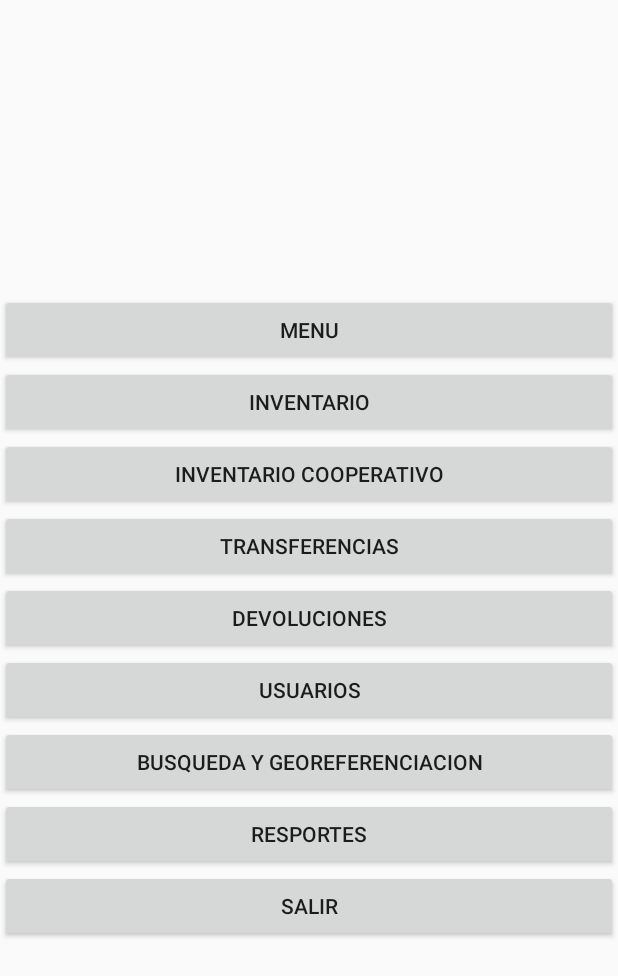
After one commit to jamper91a/ir-app-admin, an Android app: the layout activity_home.xml on its own in the app's theme, with its tools: preview values and no code run, on a phone screen of 412 x 824 dp. The commit adds this screen. Shown: the top 976 px of the screen. Run offline under Robolectric (Android 15) with nearby library versions, the phone set to English and light mode, and no system bars.

Commit message:
Se implementa home y se corrigen errores. Se implementa menu

```diff
--- /dev/null
+++ b/SlidingMenu/build.gradle
@@ -0,0 +1,2 @@
+configurations.maybeCreate("default")
+artifacts.add("default", file('SlidingMenu.aar'))
--- a/app/src/main/java/inventarioreal/com/inventarioreal_admin/util/Constants.java
+++ b/app/src/main/java/inventarioreal/com/inventarioreal_admin/util/Constants.java
@@ -52,7 +52,7 @@ public class Constants {
 
 
 //    public static final String url="http://192.168.0.10:3000/v1/";
-    public static final String url="http://192.168.1.70:1337/";
+    public static final String url="http://192.168.43.105:1337/";
     public static final String user="user";
     public static final String token="token";
     public static final String authorization= "Authorization";
--- /dev/null
+++ b/app/src/main/res/layout/activity_home.xml
@@ -0,0 +1,62 @@
+<?xml version="1.0" encoding="utf-8"?>
+<LinearLayout xmlns:android="http://schemas.android.com/apk/res/android"
+    android:layout_width="match_parent"
+    android:layout_height="match_parent"
+    android:gravity="center"
+    android:orientation="vertical">
+
+    <Button
+        android:id="@+id/btnIng"
+        android:layout_width="match_parent"
+        android:layout_height="wrap_content"
+        android:text="@string/menu" />
+
+    <Button
+        android:id="@+id/btnInv"
+        android:layout_width="match_parent"
+        android:layout_height="wrap_content"
+        android:text="@string/inventario" />
+
+    <Button
+        android:id="@+id/btnInvCoo"
+        android:layout_width="match_parent"
+        android:layout_height="wrap_content"
+        android:text="@string/inventario_cooperativo" />
+
+    <Button
+        android:id="@+id/btnTrans"
+        android:layout_width="match_parent"
+        android:layout_height="wrap_content"
+        android:text="@string/transferencias" />
+
+    <Button
+        android:id="@+id/btnDev"
+        android:layout_width="match_parent"
+        android:layout_height="wrap_content"
+        android:text="@string/devoluciones" />
+
+    <Button
+        android:id="@+id/btnUsu"
+        android:layout_width="match_parent"
+        android:layout_height="wrap_content"
+        android:text="@string/usuarios" />
+
+    <Button
+        android:id="@+id/btnBusYGeo"
+        android:layout_width="match_parent"
+        android:layout_height="wrap_content"
+        android:text="@string/busqueda_y_georeferenciacion" />
+
+    <Button
+        android:id="@+id/btnRep"
+        android:layout_width="match_parent"
+        android:layout_height="wrap_content"
+        android:text="@string/reportes" />
+
+    <Button
+        android:id="@+id/btnSal"
+        android:layout_width="match_parent"
+        android:layout_height="wrap_content"
+        android:text="@string/salir" />
+
+</LinearLayout>
--- a/app/src/main/res/values/strings.xml
+++ b/app/src/main/res/values/strings.xml
@@ -5,4 +5,13 @@
     <string name="email">Email</string>
     <string name="password">Password</string>
     <string name="error_login">Erroral intentar ingresar</string>
+    <string name="menu">menu</string>
+    <string name="inventario">Inventario</string>
+    <string name="inventario_cooperativo">Inventario Cooperativo</string>
+    <string name="transferencias">Transferencias</string>
+    <string name="devoluciones">Devoluciones</string>
+    <string name="reportes">Resportes</string>
+    <string name="usuarios">Usuarios</string>
+    <string name="busqueda_y_georeferenciacion">Busqueda y Georeferenciacion</string>
+    <string name="salir">Salir</string>
 </resources>
--- a/settings.gradle
+++ b/settings.gradle
@@ -1 +1 @@
-include ':app', ':EasyWay'
+include ':app', ':EasyWay', ':SlidingMenu'
```
Also changed, not shown: app/build.gradle (+4 -3 lines), app/src/main/AndroidManifest.xml (+12 -7 lines), app/src/main/java/inventarioreal/com/inventarioreal_admin/pages/Home.java (added, +66 -0 lines), app/src/main/java/inventarioreal/com/inventarioreal_admin/pages/Login.java (renamed from app/src/main/java/inventarioreal/com/inventarioreal_admin/Login.java, +13 -8 lines), app/src/main/java/inventarioreal/com/inventarioreal_admin/pages/SplashScreen.java (renamed from app/src/main/java/inventarioreal/com/inventarioreal_admin/SplashScreen.java, +9 -9 lines), app/src/main/java/inventarioreal/com/inventarioreal_admin/util/WebServices.java (+9 -10 lines), app/src/main/res/layout/activity_login.xml (+10 -10 lines), app/src/main/res/layout/layout_menu.xml (added, +12 -0 lines), 2 other files.
